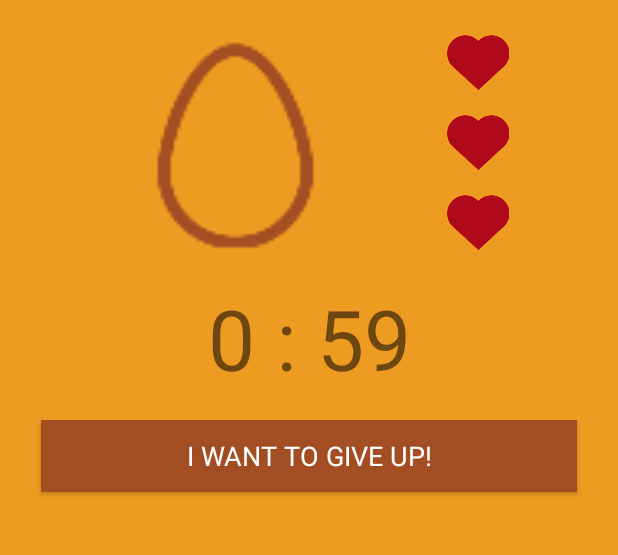
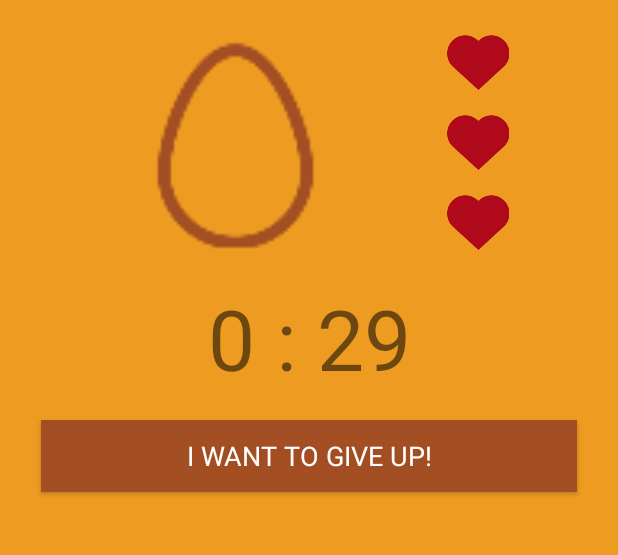
Before and after one commit to patiences/TamaTimer, an Android app: the screen it shows after launch (MainActivity), after a tap on "START", on a phone screen of 412 x 824 dp, the part 281-836 px from its top. Run offline under Robolectric (Android 15) with nearby library versions, the light colour scheme and no system bars.

Commit message:
it works!!!

```diff
--- a/app/src/main/java/patienceshyu/tamatimer/MainActivity.java
+++ b/app/src/main/java/patienceshyu/tamatimer/MainActivity.java
@@ -37,7 +37,7 @@ public class MainActivity extends ActionBarActivity implements OnClickListener {
     private Sprite sprite;
     private ImageView spriteDisplay;
 
-    private final long startTime = 60000; // 1 hour
+    private final long startTime = 30000; // 1 hour
     private final long interval = 1000;  // 1 second
 
     @Override
@@ -127,7 +127,6 @@ public class MainActivity extends ActionBarActivity implements OnClickListener {
             heart2.die();
         } else if (heart3.alive) {
             heart3.die();
-        } else {
             sprite.cooked();
         }
     }
--- a/app/src/main/java/patienceshyu/tamatimer/Timer.java
+++ b/app/src/main/java/patienceshyu/tamatimer/Timer.java
@@ -33,7 +33,7 @@ public class Timer extends CountDownTimer {
     public void onFinish() {
 
         // Remove the countdown
-        countdown.setText("");
+        countdown.setText("finish");
     }
 
     @TargetApi(Build.VERSION_CODES.GINGERBREAD)
@@ -64,6 +64,8 @@ public class Timer extends CountDownTimer {
 
 
 
+
+
     }
 
 }
```
